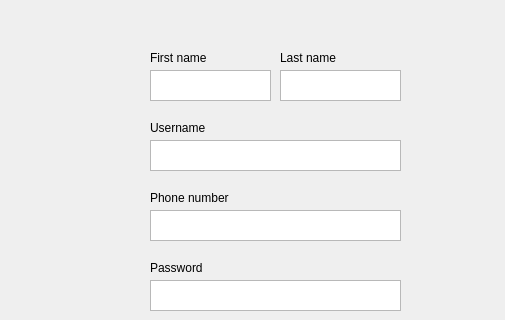
Before: the Qt Designer form GUI/signUp.ui in addinedu-ros-8th/iot-repo-6, drawn with Qt 5; both pictures show x 0 to 505 and y 0 to 320 of the 586 by 491 pixel window.
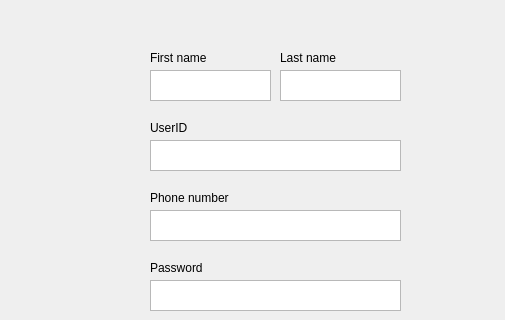
After: the same form once the commit is applied.

Diff of the .ui file:
```diff
--- a/GUI/signUp.ui
+++ b/GUI/signUp.ui
@@ -105,7 +105,7 @@
     </rect>
    </property>
    <property name="text">
-    <string>Username</string>
+    <string>UserID</string>
    </property>
   </widget>
   <widget class="QTextEdit" name="userNameTedit">
```
